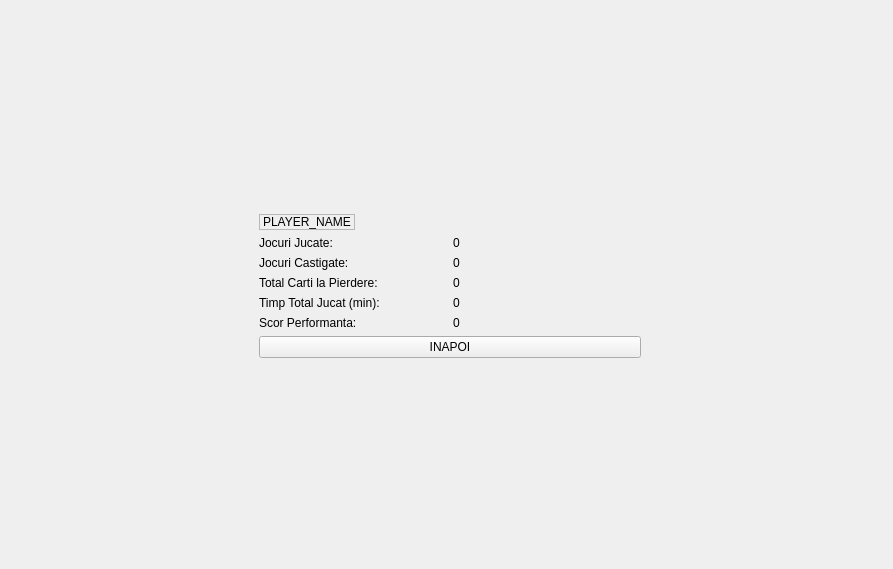
Denisucu1/ProjectModernCpp, file Client/mainmenu.ui: the form before one commit.
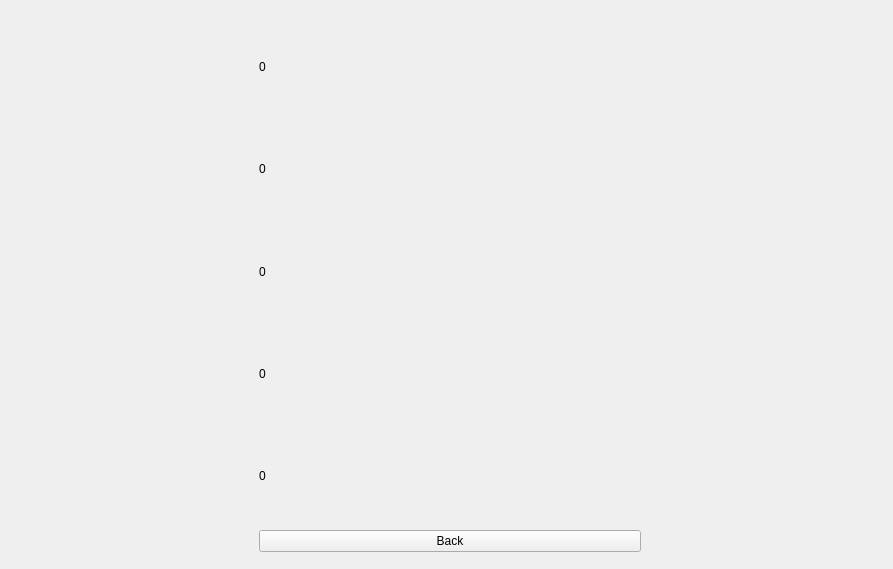
The form after the commit. The open tabs and pages were chosen to show the change.

Commit message: localize ui to english and clean up profile page

Patch:
```diff
--- a/Client/mainmenu.ui
+++ b/Client/mainmenu.ui
@@ -83,119 +83,37 @@
    </widget>
    <widget class="QWidget" name="profilePage">
     <layout class="QVBoxLayout" name="verticalLayout">
-     <item>
-      <spacer name="verticalSpacer">
-       <property name="orientation">
-        <enum>Qt::Orientation::Vertical</enum>
-       </property>
-       <property name="sizeHint" stdset="0">
-        <size>
-         <width>20</width>
-         <height>178</height>
-        </size>
-       </property>
-      </spacer>
-     </item>
-     <item>
-      <widget class="QLabel" name="usernameLabel">
-       <property name="sizePolicy">
-        <sizepolicy hsizetype="Maximum" vsizetype="Preferred">
-         <horstretch>0</horstretch>
-         <verstretch>0</verstretch>
-        </sizepolicy>
-       </property>
-       <property name="maximumSize">
-        <size>
-         <width>16777215</width>
-         <height>16777213</height>
-        </size>
-       </property>
-       <property name="contextMenuPolicy">
-        <enum>Qt::ContextMenuPolicy::PreventContextMenu</enum>
-       </property>
-       <property name="toolTipDuration">
-        <number>-6</number>
-       </property>
-       <property name="frameShape">
-        <enum>QFrame::Shape::StyledPanel</enum>
-       </property>
-       <property name="frameShadow">
-        <enum>QFrame::Shadow::Plain</enum>
-       </property>
-       <property name="text">
-        <string>PLAYER_NAME</string>
-       </property>
-       <property name="textFormat">
-        <enum>Qt::TextFormat::MarkdownText</enum>
-       </property>
-      </widget>
-     </item>
      <item>
       <layout class="QGridLayout" name="gridLayout_2">
+       <item row="3" column="0">
+        <widget class="QLabel" name="cardsAtLossLabel">
+         <property name="text">
+          <string>0</string>
+         </property>
+        </widget>
+       </item>
        <item row="4" column="0">
-        <widget class="QLabel" name="label_3">
-         <property name="text">
-          <string>Timp Total Jucat (min):</string>
-         </property>
-        </widget>
-       </item>
-       <item row="1" column="0">
-        <widget class="QLabel" name="label">
-         <property name="text">
-          <string>Jocuri Jucate:</string>
-         </property>
-        </widget>
-       </item>
-       <item row="2" column="1">
-        <widget class="QLabel" name="gamesWonLabel">
-         <property name="text">
-          <string>0</string>
-         </property>
-        </widget>
-       </item>
-       <item row="4" column="1">
         <widget class="QLabel" name="totalTimeLabel">
          <property name="text">
           <string>0</string>
          </property>
         </widget>
        </item>
-       <item row="1" column="1">
+       <item row="1" column="0">
         <widget class="QLabel" name="gamesPlayedLabel">
          <property name="text">
           <string>0</string>
          </property>
         </widget>
        </item>
-       <item row="3" column="0">
-        <widget class="QLabel" name="label_4">
-         <property name="text">
-          <string>Total Carti la Pierdere:</string>
-         </property>
-        </widget>
-       </item>
        <item row="2" column="0">
-        <widget class="QLabel" name="label_2">
-         <property name="text">
-          <string>Jocuri Castigate:</string>
-         </property>
-        </widget>
-       </item>
-       <item row="3" column="1">
-        <widget class="QLabel" name="cardsAtLossLabel">
+        <widget class="QLabel" name="gamesWonLabel">
          <property name="text">
           <string>0</string>
          </property>
         </widget>
        </item>
        <item row="5" column="0">
-        <widget class="QLabel" name="label_6">
-         <property name="text">
-          <string>Scor Performanta:</string>
-         </property>
-        </widget>
-       </item>
-       <item row="5" column="1">
         <widget class="QLabel" name="performanceScoreLabel">
          <property name="text">
           <string>0</string>
@@ -219,23 +137,10 @@
         </size>
        </property>
        <property name="text">
-        <string>INAPOI</string>
+        <string>Back</string>
        </property>
       </widget>
      </item>
-     <item>
-      <spacer name="verticalSpacer_2">
-       <property name="orientation">
-        <enum>Qt::Orientation::Vertical</enum>
-       </property>
-       <property name="sizeHint" stdset="0">
-        <size>
-         <width>20</width>
-         <height>177</height>
-        </size>
-       </property>
-      </spacer>
-     </item>
     </layout>
    </widget>
    <widget class="QWidget" name="page">
```
Left out of the diff: 6 changed lines with no effect on the pictures. The commit also changes 3 other files.
